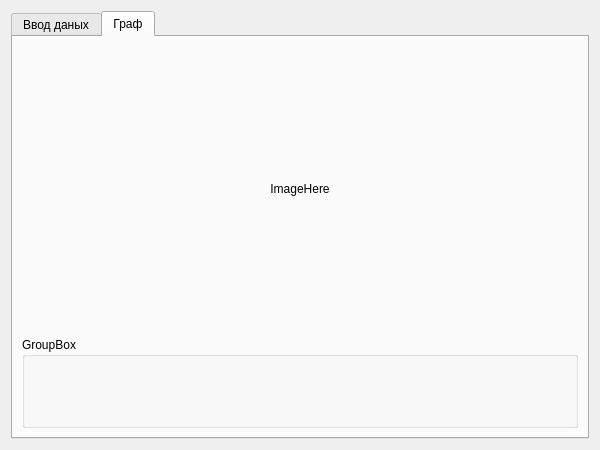
The window that gui/main_form.ui (Megalitum/SA_cognitive) describes before a commit, drawn with Qt 5.
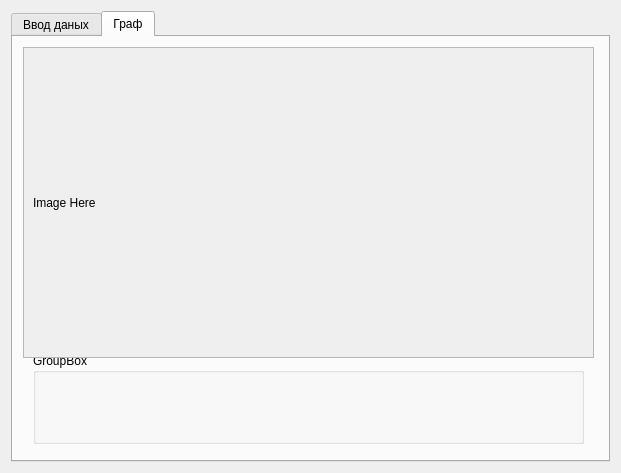
The same window after the commit. The open tabs and pages were chosen to show the change.

Commit message: Added scroll area for big graphs.

```diff
--- a/gui/main_form.ui
+++ b/gui/main_form.ui
@@ -6,8 +6,8 @@
    <rect>
     <x>0</x>
     <y>0</y>
-    <width>600</width>
-    <height>450</height>
+    <width>621</width>
+    <height>473</height>
    </rect>
   </property>
   <property name="windowTitle">
@@ -73,19 +73,21 @@
       <attribute name="title">
        <string>Граф</string>
       </attribute>
-      <layout class="QVBoxLayout" name="verticalLayout_2">
-       <item>
-        <widget class="QLabel" name="graphLabel">
-         <property name="text">
-          <string>ImageHere</string>
-         </property>
-         <property name="alignment">
-          <set>Qt::AlignCenter</set>
-         </property>
-        </widget>
-       </item>
-       <item>
         <widget class="QGroupBox" name="groupBox">
+       <property name="geometry">
+        <rect>
+         <x>20</x>
+         <y>316</y>
+         <width>551</width>
+         <height>91</height>
+        </rect>
+       </property>
+       <property name="minimumSize">
+        <size>
+         <width>0</width>
+         <height>91</height>
+        </size>
+       </property>
          <property name="maximumSize">
           <size>
            <width>16777215</width>
@@ -96,8 +98,50 @@
           <string>GroupBox</string>
          </property>
         </widget>
-       </item>
-      </layout>
+      <widget class="QScrollArea" name="scrollArea">
+       <property name="geometry">
+        <rect>
+         <x>10</x>
+         <y>10</y>
+         <width>571</width>
+         <height>311</height>
+        </rect>
+       </property>
+       <property name="minimumSize">
+        <size>
+         <width>571</width>
+         <height>311</height>
+        </size>
+       </property>
+       <property name="maximumSize">
+        <size>
+         <width>571</width>
+         <height>311</height>
+        </size>
+       </property>
+       <property name="widgetResizable">
+        <bool>true</bool>
+       </property>
+       <widget class="QWidget" name="scrollAreaWidgetContents">
+        <property name="geometry">
+         <rect>
+          <x>0</x>
+          <y>0</y>
+          <width>569</width>
+          <height>309</height>
+         </rect>
+        </property>
+        <layout class="QVBoxLayout" name="verticalLayout_2">
+         <item>
+          <widget class="QLabel" name="graphView">
+           <property name="text">
+            <string>Image Here</string>
+           </property>
+          </widget>
+         </item>
+        </layout>
+       </widget>
+      </widget>
      </widget>
     </widget>
    </item>
```
Lines whose indentation alone changed are shown as unchanged. The commit also changes 2 other files.
